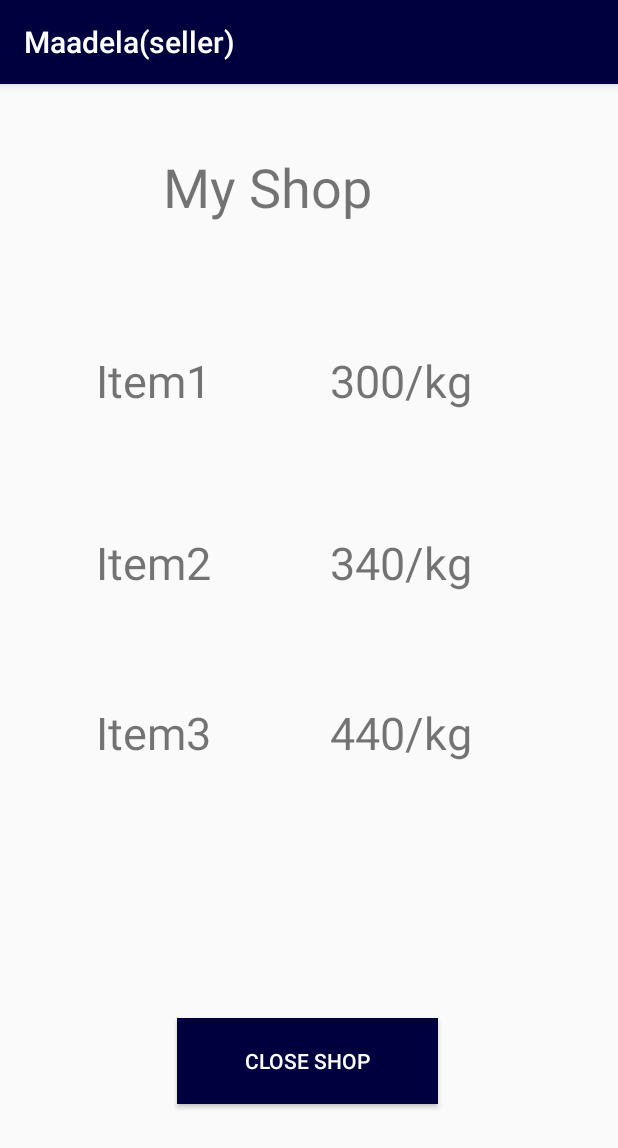
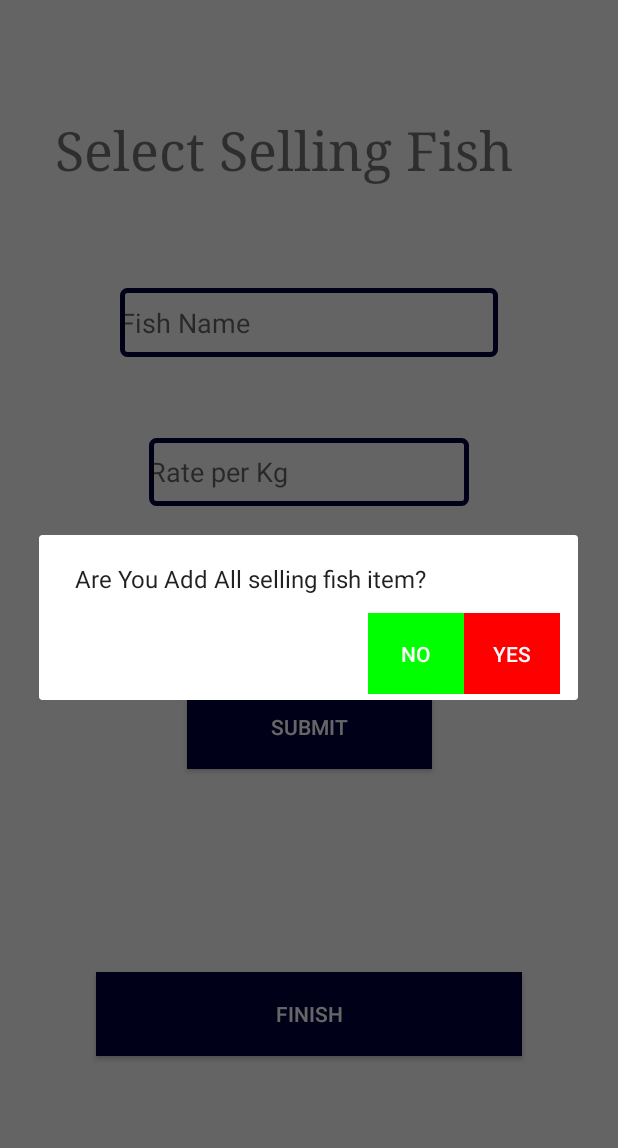
Before and after one commit to HDLLakshan/MaadelaSeller, an Android app: the screen it shows after launch (MyShop before the commit, SellingFishItem after it), after a tap on "FINISH", on a phone screen of 412 x 824 dp. Shown: the top 1148 px of the screen. Run offline under Robolectric (Android 15) with nearby library versions, the light colour scheme and no system bars; our stand-ins replace Firebase (no records; nobody signed in at launch, a user with empty details on screens opened directly).

Commit message:
Add my functionsss

```diff
--- /dev/null
+++ b/app/src/main/java/com/example/maadelaseller/DailySelling.java
@@ -0,0 +1,53 @@
+package com.example.maadelaseller;
+
+public class DailySelling {
+    private String ShopName;
+    private String date;
+    private String time;
+    private String Fishname;
+    private double rate;
+
+
+    public DailySelling() {
+    }
+
+    public String getShopName() {
+        return ShopName;
+    }
+
+    public void setShopName(String shopName) {
+        ShopName = shopName;
+    }
+
+    public String getDate() {
+        return date;
+    }
+
+    public void setDate(String date) {
+        this.date = date;
+    }
+
+    public String getTime() {
+        return time;
+    }
+
+    public void setTime(String time) {
+        this.time = time;
+    }
+
+    public String getFishname() {
+        return Fishname;
+    }
+
+    public void setFishname(String fishname) {
+        Fishname = fishname;
+    }
+
+    public double getRate() {
+        return rate;
+    }
+
+    public void setRate(double rate) {
+        this.rate = rate;
+    }
+}
--- a/app/src/main/java/com/example/maadelaseller/SellingFishItem.java
+++ b/app/src/main/java/com/example/maadelaseller/SellingFishItem.java
@@ -1,17 +1,44 @@
 package com.example.maadelaseller;
 
 import android.app.Activity;
+import android.app.AlertDialog;
+import android.content.DialogInterface;
 import android.content.Intent;
+import android.graphics.Color;
 import android.os.Bundle;
+import android.text.TextUtils;
 import android.view.View;
 import android.view.Window;
 import android.widget.ArrayAdapter;
 import android.widget.AutoCompleteTextView;
+import android.widget.Button;
+import android.widget.EditText;
+import android.widget.Toast;
+
+import com.google.firebase.database.DatabaseReference;
+import com.google.firebase.database.FirebaseDatabase;
+
+import java.text.SimpleDateFormat;
+import java.util.Calendar;
+import java.util.Date;
 
 public class SellingFishItem extends Activity {
 
     private static final String[] Fish = new String[]{"Balaya", "Thora", "Thalmaha", "Tuuna"};
 
+    private String shopname;
+    private EditText Fishname;
+    private EditText ratekg;
+    private String DateShopOpend;
+    private String TimeShopOpend;
+    private DailySelling dailySelling;
+    DatabaseReference dbRef;
+
+    private void clearControls(){
+        Fishname.setText("");
+        ratekg.setText("");
+
+    }
     @Override
 
     protected void onCreate(Bundle savedInstanceState) {
@@ -19,16 +46,80 @@ public class SellingFishItem extends Activity {
         requestWindowFeature( Window.FEATURE_NO_TITLE );
         setContentView( R.layout.activity_selling_fish_item );
 
-        AutoCompleteTextView et = findViewById( R.id.fishname );
-        ArrayAdapter<String> adapter = new ArrayAdapter<String>( this, android.R.layout.simple_list_item_1, Fish );
-        et.setAdapter( adapter );
+        //   AutoCompleteTextView et = findViewById( R.id.fishname );
+        //   ArrayAdapter<String> adapter = new ArrayAdapter<String>( this, android.R.layout.activity_list_item, Fish );
+        //    et.setAdapter( adapter );
+
+
+        Date c = Calendar.getInstance().getTime();
+        SimpleDateFormat df = new SimpleDateFormat("dd-MMM-yyyy");
+        DateShopOpend = df.format(c);
+        TimeShopOpend = new SimpleDateFormat("HH:mm").format(new Date());
+
+        Fishname = (EditText)findViewById( R.id.fishname );
+        ratekg = (EditText)findViewById( R.id.rate );
+        dailySelling = new DailySelling();
+        shopname = "FreshFish1";
+
     }
 
+    public void SaveSellingFishItem(View view){
+        dbRef = FirebaseDatabase.getInstance().getReference().child("DailySelling").child(DateShopOpend ).child( shopname );
+        try {
+            if (TextUtils.isEmpty(Fishname.getText().toString()))
+                Toast.makeText(getApplicationContext(), "please enter Fish Name", Toast.LENGTH_SHORT).show();
+
+            else if (TextUtils.isEmpty(ratekg.getText().toString()))
+                Toast.makeText(getApplicationContext(), "please enter an price of 0ne kg", Toast.LENGTH_SHORT).show();
+
+
+
+            else {
+                dailySelling.setShopName( shopname );
+                dailySelling.setFishname(Fishname.getText().toString().trim());
+                dailySelling.setRate(Double.parseDouble(ratekg.getText().toString().trim()));
+                dailySelling.setDate(DateShopOpend);
+                dailySelling.setTime(TimeShopOpend);
+
+                //dbRef.push().setValue(dailySelling);
+                dbRef.child(dailySelling.getFishname()).setValue(dailySelling);
+                Toast.makeText(getApplicationContext(), " data saved Sussessfully ", Toast.LENGTH_SHORT).show();
+                clearControls();
+            }
+        } catch (NumberFormatException e) {
+            Toast.makeText(getApplicationContext(), "Invalid Rate", Toast.LENGTH_SHORT).show();
+        }catch (Exception e){
+            Toast.makeText(getApplicationContext(), "Invalid !!!!!", Toast.LENGTH_SHORT).show();
+        }
+    }
+
+
+
     public void sendMessage(View view) {
-        Intent intent = new Intent( this, MyShop.class );
-        // EditText editText = (EditText) findViewById(R.id.editText);
-        // String message = editText.getText().toString();
-        //   intent.putExtra(EXTRA_MESSAGE, message);
-        startActivity( intent );
+
+        AlertDialog.Builder builder = new AlertDialog.Builder( this );
+        builder.setMessage( "Are You Add All selling fish item? " )
+                .setCancelable( false )
+                .setPositiveButton( "Yes", new DialogInterface.OnClickListener() {
+                    @Override
+                    public void onClick(DialogInterface dialogInterface, int i) {
+                        Intent intent = new Intent(SellingFishItem.this,MyShop.class );
+                        startActivity( intent );
+                    }
+                } ).setNegativeButton( "No", new DialogInterface.OnClickListener() {
+            @Override
+            public void onClick(DialogInterface dialogInterface, int i) {
+                dialogInterface.dismiss();
+            }
+        } );
+        AlertDialog alertDialog = builder.create();
+        alertDialog.setCanceledOnTouchOutside( true );
+        alertDialog.show();
+        Button nbutton = alertDialog.getButton(DialogInterface.BUTTON_NEGATIVE);
+        nbutton.setBackgroundColor(Color.GREEN);
+        Button pbutton = alertDialog.getButton(DialogInterface.BUTTON_POSITIVE);
+        pbutton.setBackgroundColor( Color.RED);
     }
+
+
 }
--- a/app/src/main/res/layout/activity_my_shop.xml
+++ b/app/src/main/res/layout/activity_my_shop.xml
@@ -6,125 +6,40 @@
     android:layout_height="match_parent"
     tools:context=".MyShop">
 
-    <Button
+    <Button style="@style/Widget.AppCompat.Button.Colored"
         android:id="@+id/button"
+        android:theme="@style/AppTheme.Button"
         android:layout_width="174dp"
         android:layout_height="57dp"
-        android:layout_marginStart="117dp"
-        android:layout_marginTop="8dp"
-        android:layout_marginEnd="120dp"
-        android:layout_marginBottom="88dp"
-        android:background="@drawable/button_border"
+        android:layout_marginEnd="116dp"
         android:text="Close Shop"
-        android:textColor="@color/white"
         app:layout_constraintBottom_toBottomOf="parent"
         app:layout_constraintEnd_toEndOf="parent"
-        app:layout_constraintHorizontal_bias="1.0"
+        app:layout_constraintHorizontal_bias="0.975"
         app:layout_constraintStart_toStartOf="parent"
         app:layout_constraintTop_toTopOf="parent"
-        app:layout_constraintVertical_bias="1.0" />
-
-    <TextView
-        android:id="@+id/textView9"
-        android:layout_width="108dp"
-        android:layout_height="40dp"
-        android:layout_marginStart="220dp"
-        android:layout_marginTop="292dp"
-        android:layout_marginEnd="83dp"
-        android:layout_marginBottom="152dp"
-        android:text="440/kg"
-        android:textSize="30sp"
-        app:layout_constraintBottom_toTopOf="@+id/button"
-        app:layout_constraintEnd_toEndOf="parent"
-        app:layout_constraintHorizontal_bias="0.0"
-        app:layout_constraintStart_toStartOf="parent"
-        app:layout_constraintTop_toBottomOf="@+id/textView2" />
+        app:layout_constraintVertical_bias="0.91" />
 
     <TextView
         android:id="@+id/textView2"
         android:layout_width="199dp"
         android:layout_height="57dp"
-        android:layout_marginStart="103dp"
-        android:layout_marginTop="44dp"
-        android:layout_marginEnd="104dp"
+        android:layout_marginTop="48dp"
         android:text="My Shop"
         android:textSize="36sp"
+        app:layout_constraintBottom_toBottomOf="parent"
         app:layout_constraintEnd_toEndOf="parent"
-        app:layout_constraintHorizontal_bias="1.0"
+        app:layout_constraintStart_toStartOf="parent"
+        app:layout_constraintTop_toTopOf="parent"
+        app:layout_constraintVertical_bias="0.0" />
+
+    <ListView
+        android:id="@+id/fishlist"
+        android:layout_width="344dp"
+        android:layout_height="397dp"
+        app:layout_constraintBottom_toBottomOf="parent"
+        app:layout_constraintEnd_toEndOf="parent"
         app:layout_constraintStart_toStartOf="parent"
         app:layout_constraintTop_toTopOf="parent" />
 
-    <TextView
-        android:id="@+id/textView5"
-        android:layout_width="108dp"
-        android:layout_height="40dp"
-        android:layout_marginStart="220dp"
-        android:layout_marginTop="188dp"
-        android:layout_marginEnd="83dp"
-        android:layout_marginBottom="64dp"
-        android:text="340/kg"
-        android:textSize="30sp"
-        app:layout_constraintBottom_toTopOf="@+id/textView9"
-        app:layout_constraintEnd_toEndOf="parent"
-        app:layout_constraintHorizontal_bias="0.0"
-        app:layout_constraintStart_toStartOf="parent"
-        app:layout_constraintTop_toBottomOf="@+id/textView2" />
-
-    <TextView
-        android:id="@+id/textView3"
-        android:layout_width="108dp"
-        android:layout_height="40dp"
-        android:layout_marginStart="64dp"
-        android:layout_marginTop="292dp"
-        android:layout_marginBottom="152dp"
-        android:text="Item3"
-        android:textSize="30sp"
-        app:layout_constraintBottom_toTopOf="@+id/button"
-        app:layout_constraintStart_toStartOf="parent"
-        app:layout_constraintTop_toBottomOf="@+id/textView2" />
-
-    <TextView
-        android:id="@+id/textView8"
-        android:layout_width="108dp"
-        android:layout_height="40dp"
-        android:layout_marginStart="64dp"
-        android:layout_marginTop="188dp"
-        android:layout_marginEnd="48dp"
-        android:layout_marginBottom="64dp"
-        android:text="Item2"
-        android:textSize="30sp"
-        app:layout_constraintBottom_toTopOf="@+id/textView3"
-        app:layout_constraintEnd_toStartOf="@+id/textView5"
-        app:layout_constraintStart_toStartOf="parent"
-        app:layout_constraintTop_toBottomOf="@+id/textView2" />
-
-    <TextView
-        android:id="@+id/textView6"
-        android:layout_width="108dp"
-        android:layout_height="40dp"
-        android:layout_marginStart="64dp"
-        android:layout_marginTop="72dp"
-        android:layout_marginBottom="77dp"
-        android:text="Item1"
-        android:textSize="30sp"
-        app:layout_constraintBottom_toTopOf="@+id/textView8"
-        app:layout_constraintStart_toStartOf="parent"
-        app:layout_constraintTop_toBottomOf="@+id/textView2" />
-
-    <TextView
-        android:id="@+id/textView4"
-        android:layout_width="108dp"
-        android:layout_height="40dp"
-        android:layout_marginStart="220dp"
-        android:layout_marginTop="72dp"
-        android:layout_marginEnd="83dp"
-        android:layout_marginBottom="77dp"
-        android:text="300/kg"
-        android:textSize="30sp"
-        app:layout_constraintBottom_toTopOf="@+id/textView5"
-        app:layout_constraintEnd_toEndOf="parent"
-        app:layout_constraintHorizontal_bias="0.0"
-        app:layout_constraintStart_toStartOf="parent"
-        app:layout_constraintTop_toBottomOf="@+id/textView2" />
-
 </androidx.constraintlayout.widget.ConstraintLayout>
--- a/app/src/main/res/layout/activity_selling_fish_item.xml
+++ b/app/src/main/res/layout/activity_selling_fish_item.xml
@@ -8,84 +8,70 @@
 
     <AutoCompleteTextView
         android:id="@+id/fishname"
-        android:layout_width="269dp"
-        android:layout_height="64dp"
-        android:layout_marginStart="71dp"
-        android:layout_marginTop="36dp"
-        android:layout_marginEnd="71dp"
-        android:layout_marginBottom="32dp"
+        android:layout_width="252dp"
+        android:layout_height="46dp"
+        android:layout_marginTop="192dp"
         android:background="@drawable/edit_text_border"
         android:hint="Fish Name"
-        app:layout_constraintBottom_toTopOf="@+id/rate"
         app:layout_constraintEnd_toEndOf="parent"
-        app:layout_constraintHorizontal_bias="0.0"
         app:layout_constraintStart_toStartOf="parent"
-        app:layout_constraintTop_toBottomOf="@+id/textView" />
+        app:layout_constraintTop_toTopOf="parent" />
 
     <Button
         android:id="@+id/submit"
         android:layout_width="163dp"
         android:layout_height="56dp"
-        android:layout_marginStart="101dp"
-        android:layout_marginTop="32dp"
-        android:layout_marginEnd="101dp"
-        android:layout_marginBottom="60dp"
         android:background="@drawable/button_border"
+        android:onClick="SaveSellingFishItem"
         android:text="Submit"
         android:textColor="#FFFFFF"
-        app:layout_constraintBottom_toTopOf="@+id/ViewCart"
+        app:layout_constraintBottom_toBottomOf="parent"
         app:layout_constraintEnd_toEndOf="parent"
         app:layout_constraintStart_toStartOf="parent"
-        app:layout_constraintTop_toBottomOf="@+id/rate" />
+        app:layout_constraintTop_toTopOf="parent"
+        app:layout_constraintVertical_bias="0.595" />
 
     <Button
         android:id="@+id/ViewCart"
         android:layout_width="284dp"
         android:layout_height="56dp"
-        android:layout_marginStart="48dp"
-        android:layout_marginTop="60dp"
-        android:layout_marginEnd="47dp"
-        android:layout_marginBottom="163dp"
         android:background="@drawable/button_border"
         android:onClick="sendMessage"
         android:text="Finish"
         android:textColor="#FFFFFF"
         app:layout_constraintBottom_toBottomOf="parent"
         app:layout_constraintEnd_toEndOf="parent"
-        app:layout_constraintHorizontal_bias="0.468"
         app:layout_constraintStart_toStartOf="parent"
-        app:layout_constraintTop_toBottomOf="@+id/submit" />
+        app:layout_constraintTop_toTopOf="parent"
+        app:layout_constraintVertical_bias="0.844" />
 
     <EditText
         android:id="@+id/rate"
         android:layout_width="wrap_content"
         android:layout_height="45dp"
-        android:layout_marginStart="99dp"
-        android:layout_marginTop="32dp"
-        android:layout_marginEnd="99dp"
-        android:layout_marginBottom="25dp"
+        android:layout_marginTop="292dp"
         android:background="@drawable/edit_text_border"
         android:ems="10"
         android:hint="Rate per Kg"
         android:inputType="numberSigned"
-        app:layout_constraintBottom_toTopOf="@+id/submit"
+        app:layout_constraintBottom_toBottomOf="parent"
         app:layout_constraintEnd_toEndOf="parent"
-        app:layout_constraintHorizontal_bias="0.0"
         app:layout_constraintStart_toStartOf="parent"
-        app:layout_constraintTop_toBottomOf="@+id/fishname" />
+        app:layout_constraintTop_toTopOf="parent"
+        app:layout_constraintVertical_bias="0.0" />
 
     <TextView
         android:id="@+id/textView"
         android:layout_width="339dp"
         android:layout_height="72dp"
-        android:layout_marginStart="38dp"
-        android:layout_marginTop="36dp"
-        android:layout_marginEnd="38dp"
+        android:layout_marginTop="48dp"
         android:fontFamily="serif"
         android:text="Select Selling Fish "
         android:textSize="36sp"
+        app:layout_constraintBottom_toBottomOf="parent"
         app:layout_constraintEnd_toEndOf="parent"
         app:layout_constraintStart_toStartOf="parent"
-        app:layout_constraintTop_toTopOf="parent" />
+        app:layout_constraintTop_toTopOf="parent"
+        app:layout_constraintVertical_bias="0.04" />
 
 </androidx.constraintlayout.widget.ConstraintLayout>
--- a/app/src/main/res/values/styles.xml
+++ b/app/src/main/res/values/styles.xml
@@ -8,4 +8,8 @@
     <item name="colorAccent">@color/colorAccent</item>
 </style>
 
+<style name="AppTheme.Button" parent="Widget.AppCompat.Button.Colored">
+    <item name="colorButtonNormal">@color/colorPrimary</item>
+    <item name="android:textColor">@color/colorPrimaryDark</item>
+</style>
 </resources>
```
Also changed, not shown: app/src/main/java/com/example/maadelaseller/FishList.java (added, +39 -0 lines), app/src/main/java/com/example/maadelaseller/MyShop.java (+55 -2 lines), app/src/main/res/layout/fist_list_layout.xml (added, +32 -0 lines). Lines whose indentation alone changed are shown as unchanged.
